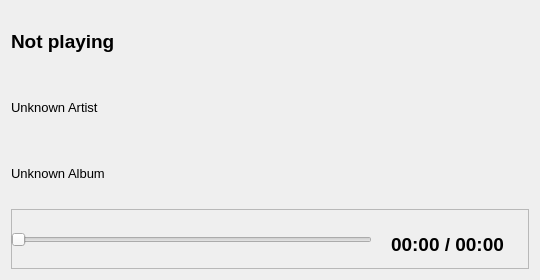
This is source/ui/tp_mainplaywindow.ui in ZXfkSIE/ThousandPlayer as Qt 5 draws it before an edit. The edited form follows.
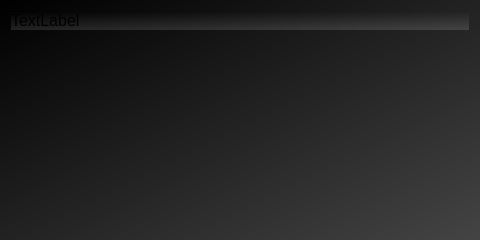
This is the edited form.

Patch:
```diff
--- a/source/ui/tp_mainplaywindow.ui
+++ b/source/ui/tp_mainplaywindow.ui
@@ -6,8 +6,8 @@
    <rect>
     <x>0</x>
     <y>0</y>
-    <width>540</width>
-    <height>280</height>
+    <width>480</width>
+    <height>240</height>
    </rect>
   </property>
   <property name="sizePolicy">
@@ -18,120 +18,39 @@
   </property>
   <property name="minimumSize">
    <size>
-    <width>540</width>
-    <height>280</height>
+    <width>480</width>
+    <height>240</height>
    </size>
   </property>
   <property name="maximumSize">
    <size>
     <width>16777215</width>
-    <height>280</height>
+    <height>240</height>
    </size>
   </property>
   <property name="windowTitle">
    <string>TP_MainPlayWindow</string>
   </property>
-  <layout class="QVBoxLayout" name="verticalLayout">
-   <item>
-    <widget class="QLabel" name="titleLabel">
-     <property name="font">
-      <font>
-       <pointsize>14</pointsize>
-       <weight>75</weight>
-       <bold>true</bold>
-      </font>
-     </property>
-     <property name="locale">
-      <locale language="English" country="UnitedStates"/>
-     </property>
-     <property name="text">
-      <string>Not playing</string>
-     </property>
-    </widget>
-   </item>
-   <item>
-    <widget class="QLabel" name="artistLabel">
-     <property name="font">
-      <font>
-       <pointsize>10</pointsize>
-      </font>
-     </property>
-     <property name="locale">
-      <locale language="English" country="UnitedStates"/>
-     </property>
-     <property name="text">
-      <string>Unknown Artist</string>
-     </property>
-    </widget>
-   </item>
-   <item>
-    <widget class="QLabel" name="albumLabel">
-     <property name="font">
-      <font>
-       <pointsize>10</pointsize>
-      </font>
-     </property>
-     <property name="locale">
-      <locale language="English" country="UnitedStates"/>
-     </property>
-     <property name="text">
-      <string>Unknown Album</string>
-     </property>
-    </widget>
-   </item>
-   <item>
-    <widget class="QFrame" name="sliderFrame">
+  <property name="styleSheet">
+   <string notr="true">background: qlineargradient(x1:0, y1:0, x2:1, y2:1, stop:0 #000, stop:1 #444);P</string>
+  </property>
+  <layout class="QHBoxLayout" name="horizontalLayout">
+   <item alignment="Qt::AlignTop">
+    <widget class="QLabel" name="infoLabel">
      <property name="sizePolicy">
-      <sizepolicy hsizetype="Expanding" vsizetype="Preferred">
+      <sizepolicy hsizetype="Expanding" vsizetype="Fixed">
        <horstretch>0</horstretch>
        <verstretch>0</verstretch>
       </sizepolicy>
      </property>
-     <property name="frameShape">
-      <enum>QFrame::StyledPanel</enum>
+     <property name="font">
+      <font>
+       <pointsize>12</pointsize>
+      </font>
      </property>
-     <property name="frameShadow">
-      <enum>QFrame::Raised</enum>
+     <property name="text">
+      <string>TextLabel</string>
      </property>
-     <widget class="QSlider" name="horizontalSlider">
-      <property name="geometry">
-       <rect>
-        <x>0</x>
-        <y>20</y>
-        <width>361</width>
-        <height>21</height>
-       </rect>
-      </property>
-      <property name="orientation">
-       <enum>Qt::Horizontal</enum>
-      </property>
-     </widget>
-     <widget class="QLabel" name="label">
-      <property name="geometry">
-       <rect>
-        <x>380</x>
-        <y>20</y>
-        <width>141</width>
-        <height>31</height>
-       </rect>
-      </property>
-      <property name="sizePolicy">
-       <sizepolicy hsizetype="Fixed" vsizetype="Fixed">
-        <horstretch>0</horstretch>
-        <verstretch>0</verstretch>
-       </sizepolicy>
-      </property>
-      <property name="font">
-       <font>
-        <pointsize>14</pointsize>
-        <weight>75</weight>
-        <bold>true</bold>
-       </font>
-      </property>
-      <property name="text">
-       <string notr="true">00:00 / 00:00</string>
-      </property>
-     </widget>
     </widget>
    </item>
   </layout>
```
